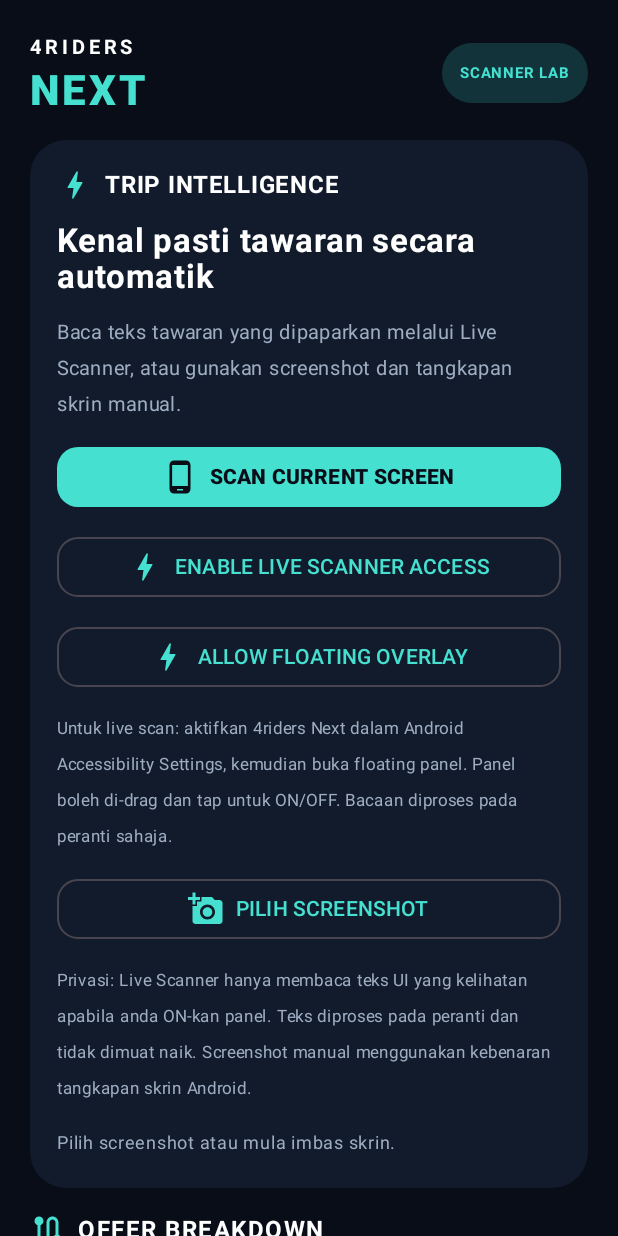
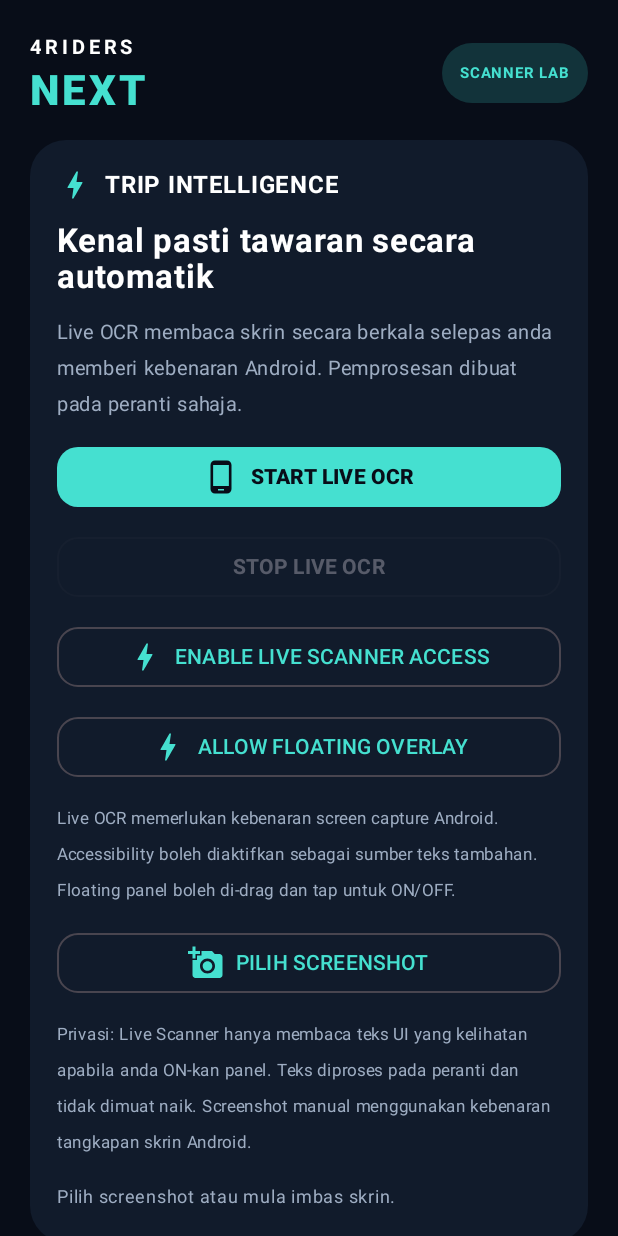
Before and after one commit to kakashinal99/4riders-Next, an Android app built with Jetpack Compose: the screen it shows after launch (MainActivity), on a phone screen of 412 x 824 dp. Run offline under Robolectric (Android 15) with nearby library versions, the phone set to English and light mode, and no system bars.

Commit message:
Add start and stop controls for live OCR session

```diff
--- a/app/src/main/java/com/fourriders/next/MainActivity.kt
+++ b/app/src/main/java/com/fourriders/next/MainActivity.kt
@@ -64,6 +64,7 @@ private fun RiderHome() {
     val scope = rememberCoroutineScope()
     var offer by remember { mutableStateOf(TripOffer()) }
     var busy by remember { mutableStateOf(false) }
+    var captureActive by remember { mutableStateOf(false) }
     var status by remember { mutableStateOf("Pilih screenshot atau mula imbas skrin.") }
     var overlayEnabled by remember { mutableStateOf(Settings.canDrawOverlays(context)) }
     val overlayPermission = rememberLauncherForActivityResult(ActivityResultContracts.StartActivityForResult()) {
@@ -89,8 +90,9 @@ private fun RiderHome() {
     val screenCapture = rememberLauncherForActivityResult(ActivityResultContracts.StartActivityForResult()) { result ->
         val data = result.data
         if (result.resultCode == Activity.RESULT_OK && data != null) {
-            busy = true
-            status = "Mendapatkan satu tangkapan skrin dengan kebenaran Android…"
+            busy = false
+            captureActive = true
+            status = "Live OCR aktif. Skrin dianalisis secara berkala pada peranti ini."
             val serviceIntent = Intent(context, ScreenCaptureService::class.java).apply {
                 putExtra(ScreenCaptureService.EXTRA_RESULT_CODE, result.resultCode)
                 putExtra(ScreenCaptureService.EXTRA_RESULT_DATA, data)
@@ -98,6 +100,7 @@ private fun RiderHome() {
             ContextCompat.startForegroundService(context, serviceIntent)
         } else {
             busy = false
+            captureActive = false
             status = "Kebenaran tangkapan skrin tidak diberikan."
         }
     }
@@ -106,10 +109,13 @@ private fun RiderHome() {
         val receiver = object : BroadcastReceiver() {
             override fun onReceive(ctx: Context?, intent: Intent?) {
                 val text = intent?.getStringExtra(ScreenCaptureService.EXTRA_OCR_TEXT).orEmpty()
-                offer = OfferParser.parse(text)
+                if (text.isNotBlank()) {
+                    offer = OfferParser.parse(text)
+                    status = "Live OCR menemui teks. Semak butiran yang diekstrak."
+                } else {
+                    status = "Live OCR aktif tetapi tiada teks dikesan pada frame ini."
+                }
                 busy = false
-                status = if (text.isBlank()) "Tiada teks dapat dibaca pada skrin semasa."
-                else "Tangkapan skrin dianalisis. Semak nilai sebelum digunakan."
             }
         }
         ContextCompat.registerReceiver(
@@ -144,7 +150,7 @@ private fun RiderHome() {
                 }
                 Text("Kenal pasti tawaran secara automatik", color = Color.White, fontSize = 22.sp, fontWeight = FontWeight.Bold)
                 Text(
-                    "Baca teks tawaran yang dipaparkan melalui Live Scanner, atau gunakan screenshot dan tangkapan skrin manual.",
+                    "Live OCR membaca skrin secara berkala selepas anda memberi kebenaran Android. Pemprosesan dibuat pada peranti sahaja.",
                     color = Muted, fontSize = 13.sp
                 )
                 Button(
@@ -156,7 +162,20 @@ private fun RiderHome() {
                 ) {
                     Icon(Icons.Default.PhoneAndroid, null)
                     Spacer(Modifier.width(8.dp))
-                    Text(if (busy) "SCANNING…" else "SCAN CURRENT SCREEN", fontWeight = FontWeight.Black)
+                    Text(if (captureActive) "LIVE OCR ACTIVE" else "START LIVE OCR", fontWeight = FontWeight.Black)
+                }
+                OutlinedButton(
+                    onClick = {
+                        context.startService(Intent(context, ScreenCaptureService::class.java).setAction(ScreenCaptureService.ACTION_STOP_CAPTURE))
+                        captureActive = false
+                        status = "Live OCR dihentikan."
+                    },
+                    enabled = captureActive,
+                    modifier = Modifier.fillMaxWidth(),
+                    shape = RoundedCornerShape(14.dp),
+                    colors = ButtonDefaults.outlinedButtonColors(contentColor = Color(0xFFFFB86B))
+                ) {
+                    Text("STOP LIVE OCR", fontWeight = FontWeight.Bold)
                 }
                 OutlinedButton(
                     onClick = { context.startActivity(Intent(Settings.ACTION_ACCESSIBILITY_SETTINGS)) },
@@ -185,7 +204,7 @@ private fun RiderHome() {
                     Spacer(Modifier.width(8.dp))
                     Text(if (overlayEnabled) "SHOW FLOATING SCANNER" else "ALLOW FLOATING OVERLAY")
                 }
-                Text("Untuk live scan: aktifkan 4riders Next dalam Android Accessibility Settings, kemudian buka floating panel. Panel boleh di-drag dan tap untuk ON/OFF. Bacaan diproses pada peranti sahaja.", color = Muted, fontSize = 11.sp)
+                Text("Live OCR memerlukan kebenaran screen capture Android. Accessibility boleh diaktifkan sebagai sumber teks tambahan. Floating panel boleh di-drag dan tap untuk ON/OFF.", color = Muted, fontSize = 11.sp)
                 OutlinedButton(
                     onClick = { picker.launch("image/*") },
                     enabled = !busy,
```
